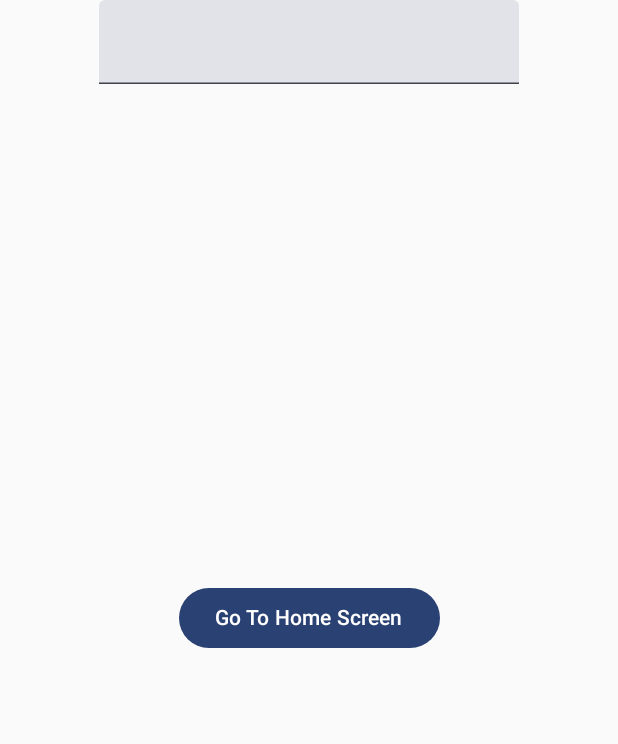
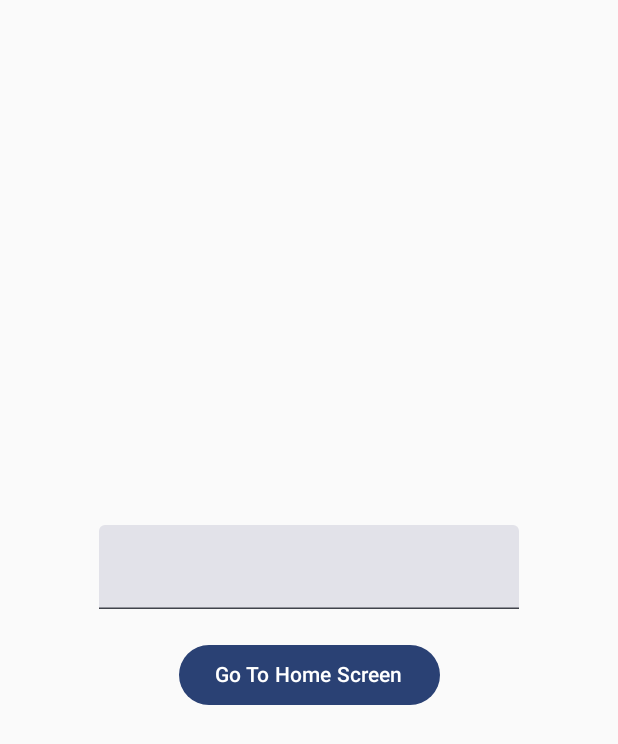
Before and after one commit to ShraddhaGade/Screen_Navigation_With_Compose, an Android app built with Jetpack Compose: the screen it shows after launch (MainActivity), on a phone screen of 412 x 824 dp. Shown: the top 744 px of the screen. Run offline under Robolectric (Android 15) with nearby library versions, the phone set to English and light mode, and no system bars.

Commit message:
layout changes

```diff
--- a/app/src/main/java/com/example/screen_navigation_with_compose/AppRoutes.kt
+++ b/app/src/main/java/com/example/screen_navigation_with_compose/AppRoutes.kt
@@ -1,9 +1,9 @@
 package com.example.screen_navigation_with_compose
 
 sealed class AppRoutes(val route: String) {
-    object Welcome : AppRoutes("welcome")
-    object Login : AppRoutes("login")
-    object Home : AppRoutes("home")
+    data object Welcome : AppRoutes("welcome")
+    data object Login : AppRoutes("login")
+    data object Home : AppRoutes("home")
 
     fun withArgs(vararg args: String): String {
         return buildString {
--- a/app/src/main/java/com/example/screen_navigation_with_compose/LoginScreen.kt
+++ b/app/src/main/java/com/example/screen_navigation_with_compose/LoginScreen.kt
@@ -1,6 +1,7 @@
 package com.example.screen_navigation_with_compose
 
-import androidx.compose.foundation.layout.Box
+import androidx.compose.foundation.layout.Arrangement
+import androidx.compose.foundation.layout.Column
 import androidx.compose.foundation.layout.fillMaxSize
 import androidx.compose.material3.Button
 import androidx.compose.material3.Text
@@ -12,19 +13,20 @@ import androidx.compose.runtime.saveable.rememberSaveable
 import androidx.compose.runtime.setValue
 import androidx.compose.ui.Alignment
 import androidx.compose.ui.Modifier
+import androidx.compose.ui.unit.dp
 
 @Composable
 fun LoginScreen(onLoginSuccess: (String) -> Unit) {
-    Box(
+    Column (
         modifier = Modifier.fillMaxSize(),
-        contentAlignment = Alignment.Center
+        verticalArrangement = Arrangement.spacedBy(20.dp,
+            Alignment.CenterVertically),
+        horizontalAlignment = Alignment.CenterHorizontally
     ) {
         var name by rememberSaveable { mutableStateOf("") }
 
-
         TextField(value = name,
-            onValueChange = { name = it },
-            modifier = Modifier.align(Alignment.TopCenter))
+            onValueChange = { name = it })
 
         Button(onClick ={ onLoginSuccess(name)}) {
             Text("Go To Home Screen")
--- a/app/src/main/java/com/example/screen_navigation_with_compose/WelcomeScreen.kt
+++ b/app/src/main/java/com/example/screen_navigation_with_compose/WelcomeScreen.kt
@@ -13,7 +13,7 @@ import kotlinx.coroutines.delay
 @Composable
 fun WelcomeScreen(onTimeout: () -> Unit) {
     LaunchedEffect(key1 = true) {
-        delay(2000L) // Delay for 5000 milliseconds (5 seconds)
+        delay(1000L) // Delay for 1 seconds
         onTimeout() // Call the lambda to navigate
     }
 
```
